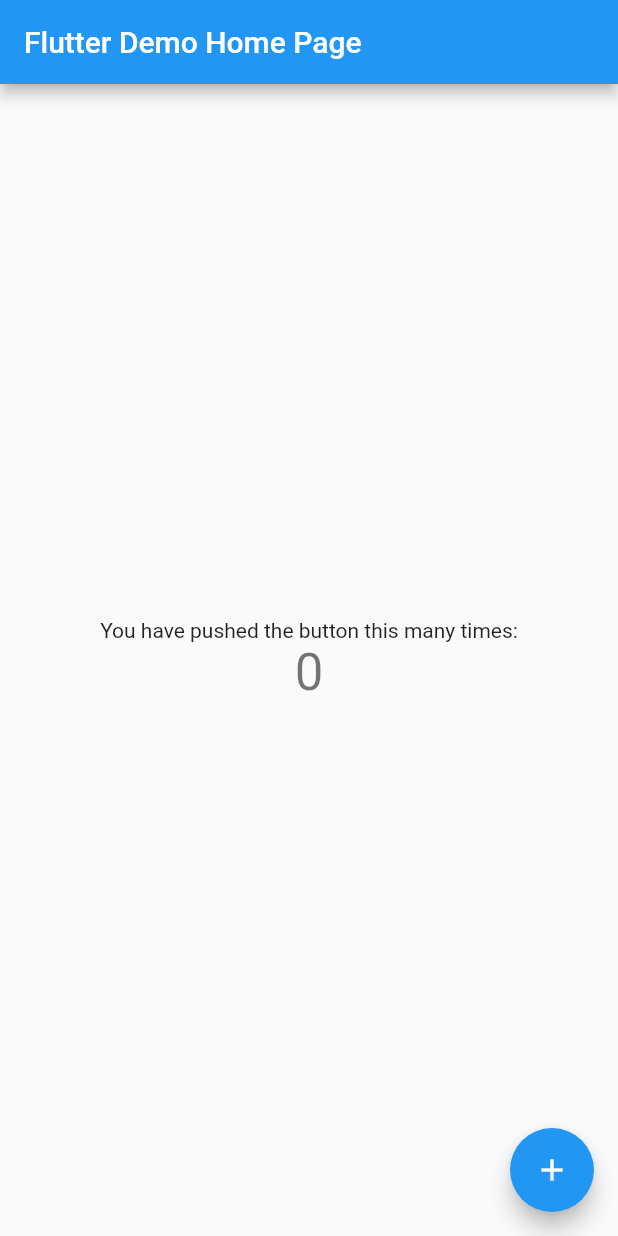
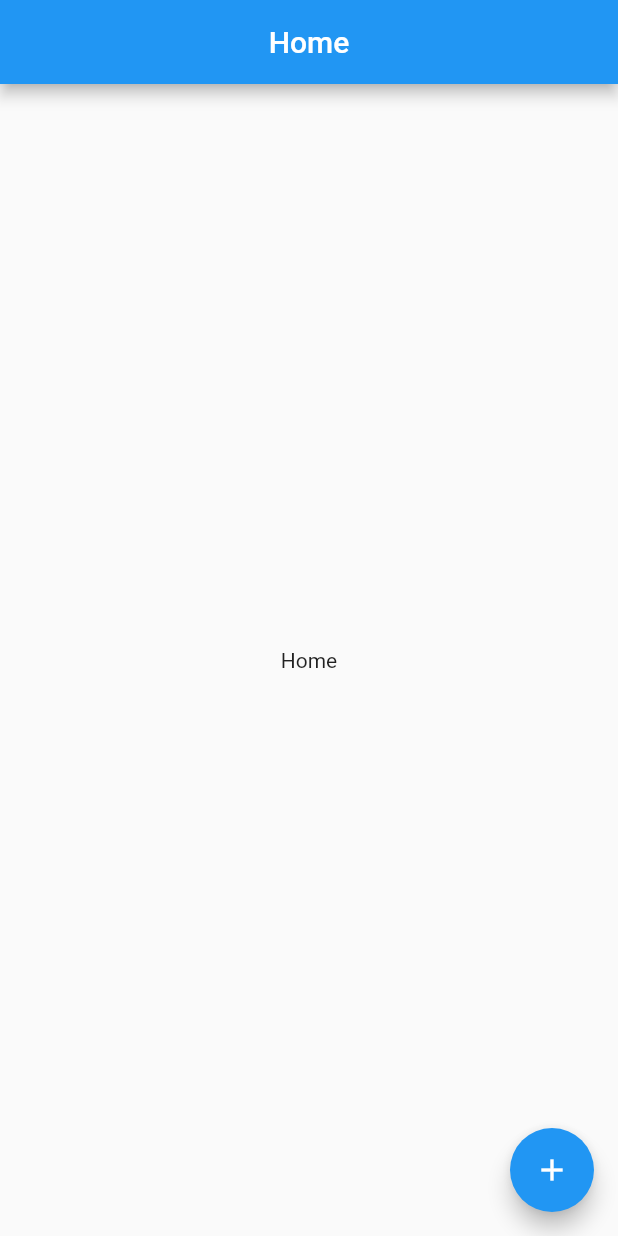
Before and after one commit to MatthieuNadeau96/superformula_qr_code, a Flutter app: the screen it shows after launch, on a phone screen of 412 x 824 dp. Run offline on Flutter 3.47's test engine with Material 2 defaults, Android fonts, the phone set to English and light mode, and no system bars.

Commit message:
remove demo code and add initial folder structure

```diff
--- a/lib/main.dart
+++ b/lib/main.dart
@@ -1,4 +1,5 @@
 import 'package:flutter/material.dart';
+import 'package:superformula_qr_code/screens/home_screen.dart';
 
 void main() {
   runApp(const MyApp());
@@ -7,109 +8,14 @@ void main() {
 class MyApp extends StatelessWidget {
   const MyApp({Key? key}) : super(key: key);
 
-  // This widget is the root of your application.
   @override
   Widget build(BuildContext context) {
     return MaterialApp(
       title: 'Flutter Demo',
       theme: ThemeData(
-        // This is the theme of your application.
-        //
-        // Try running your application with "flutter run". You'll see the
-        // application has a blue toolbar. Then, without quitting the app, try
-        // changing the primarySwatch below to Colors.green and then invoke
-        // "hot reload" (press "r" in the console where you ran "flutter run",
-        // or simply save your changes to "hot reload" in a Flutter IDE).
-        // Notice that the counter didn't reset back to zero; the application
-        // is not restarted.
         primarySwatch: Colors.blue,
       ),
-      home: const MyHomePage(title: 'Flutter Demo Home Page'),
+      home: const HomeScreen(),
     );
   }
 }
-
-class MyHomePage extends StatefulWidget {
-  const MyHomePage({Key? key, required this.title}) : super(key: key);
-
-  // This widget is the home page of your application. It is stateful, meaning
-  // that it has a State object (defined below) that contains fields that affect
-  // how it looks.
-
-  // This class is the configuration for the state. It holds the values (in this
-  // case the title) provided by the parent (in this case the App widget) and
-  // used by the build method of the State. Fields in a Widget subclass are
-  // always marked "final".
-
-  final String title;
-
-  @override
-  State<MyHomePage> createState() => _MyHomePageState();
-}
-
-class _MyHomePageState extends State<MyHomePage> {
-  int _counter = 0;
-
-  void _incrementCounter() {
-    setState(() {
-      // This call to setState tells the Flutter framework that something has
-      // changed in this State, which causes it to rerun the build method below
-      // so that the display can reflect the updated values. If we changed
-      // _counter without calling setState(), then the build method would not be
-      // called again, and so nothing would appear to happen.
-      _counter++;
-    });
-  }
-
-  @override
-  Widget build(BuildContext context) {
-    // This method is rerun every time setState is called, for instance as done
-    // by the _incrementCounter method above.
-    //
-    // The Flutter framework has been optimized to make rerunning build methods
-    // fast, so that you can just rebuild anything that needs updating rather
-    // than having to individually change instances of widgets.
-    return Scaffold(
-      appBar: AppBar(
-        // Here we take the value from the MyHomePage object that was created by
-        // the App.build method, and use it to set our appbar title.
-        title: Text(widget.title),
-      ),
-      body: Center(
-        // Center is a layout widget. It takes a single child and positions it
-        // in the middle of the parent.
-        child: Column(
-          // Column is also a layout widget. It takes a list of children and
-          // arranges them vertically. By default, it sizes itself to fit its
-          // children horizontally, and tries to be as tall as its parent.
-          //
-          // Invoke "debug painting" (press "p" in the console, choose the
-          // "Toggle Debug Paint" action from the Flutter Inspector in Android
-          // Studio, or the "Toggle Debug Paint" command in Visual Studio Code)
-          // to see the wireframe for each widget.
-          //
-          // Column has various properties to control how it sizes itself and
-          // how it positions its children. Here we use mainAxisAlignment to
-          // center the children vertically; the main axis here is the vertical
-          // axis because Columns are vertical (the cross axis would be
-          // horizontal).
-          mainAxisAlignment: MainAxisAlignment.center,
-          children: <Widget>[
-            const Text(
-              'You have pushed the button this many times:',
-            ),
-            Text(
-              '$_counter',
-              style: Theme.of(context).textTheme.headline4,
-            ),
-          ],
-        ),
-      ),
-      floatingActionButton: FloatingActionButton(
-        onPressed: _incrementCounter,
-        tooltip: 'Increment',
-        child: const Icon(Icons.add),
-      ), // This trailing comma makes auto-formatting nicer for build methods.
-    );
-  }
-}
--- /dev/null
+++ b/lib/screens/home_screen.dart
@@ -0,0 +1,24 @@
+import 'package:flutter/material.dart';
+
+class HomeScreen extends StatelessWidget {
+  const HomeScreen({Key? key}) : super(key: key);
+
+  @override
+  Widget build(BuildContext context) {
+    return Scaffold(
+      appBar: AppBar(
+        title: const Text('Home'),
+        centerTitle: true,
+      ),
+      body: const Center(
+        child: Text('Home'),
+      ),
+      floatingActionButton: FloatingActionButton(
+        onPressed: () {},
+        child: const Icon(
+          Icons.add,
+        ),
+      ),
+    );
+  }
+}
```
Also changed, not shown: lib/screens/qr_code_screen.dart (added, +18 -0 lines), lib/screens/scan_screen.dart (added, +18 -0 lines).
